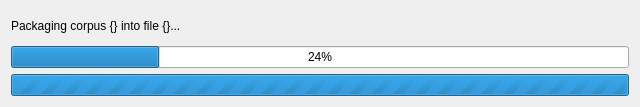
First picture: the form in coquery/gui/ui/packageDialog.ui, repository gkunter/coquery, before the edit.
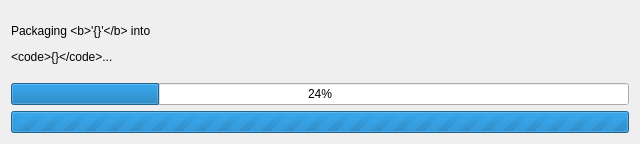
Second picture: the form after the edit.

Commit message: Improve corpus packaging dialog

Patch:
```diff
--- a/coquery/gui/ui/packageDialog.ui
+++ b/coquery/gui/ui/packageDialog.ui
@@ -7,7 +7,7 @@
     <x>0</x>
     <y>0</y>
     <width>640</width>
-    <height>107</height>
+    <height>144</height>
    </rect>
   </property>
   <property name="sizePolicy">
@@ -22,8 +22,17 @@
   <layout class="QVBoxLayout" name="verticalLayout">
    <item>
     <widget class="QLabel" name="label">
+     <property name="sizePolicy">
+      <sizepolicy hsizetype="Preferred" vsizetype="Minimum">
+       <horstretch>0</horstretch>
+       <verstretch>0</verstretch>
+      </sizepolicy>
+     </property>
      <property name="text">
-      <string>Packaging corpus {} into file {}...</string>
+      <string>&lt;html&gt;&lt;head/&gt;&lt;body&gt;&lt;p&gt;Packaging &amp;lt;b&amp;gt;'{}'&amp;lt;/b&amp;gt; into &lt;/p&gt;&lt;p&gt;&amp;lt;code&amp;gt;{}&amp;lt;/code&amp;gt;...&lt;/p&gt;&lt;/body&gt;&lt;/html&gt;</string>
+     </property>
+     <property name="wordWrap">
+      <bool>true</bool>
      </property>
     </widget>
    </item>
```
The commit also changes 2 other files.
